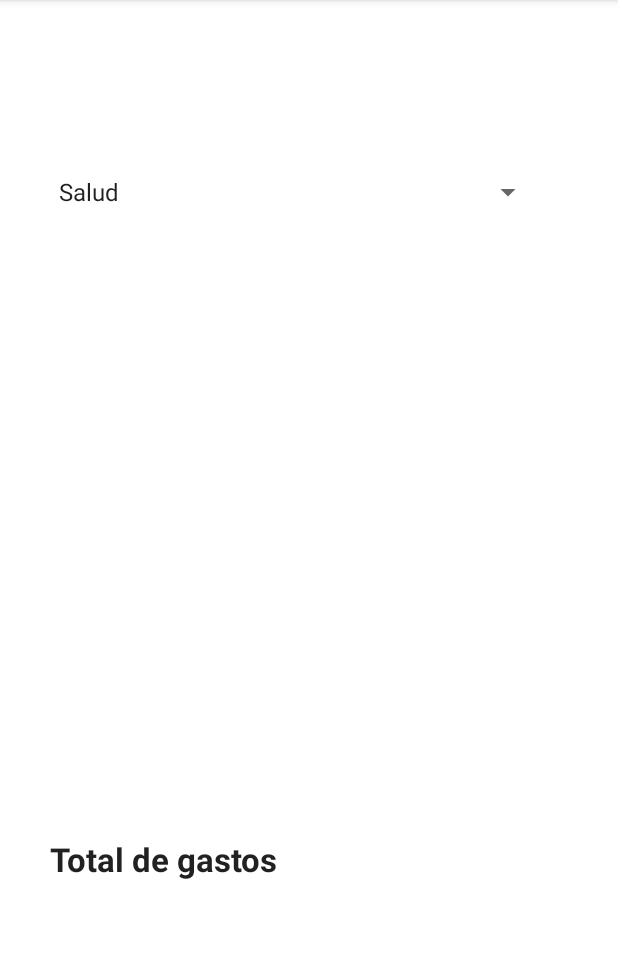
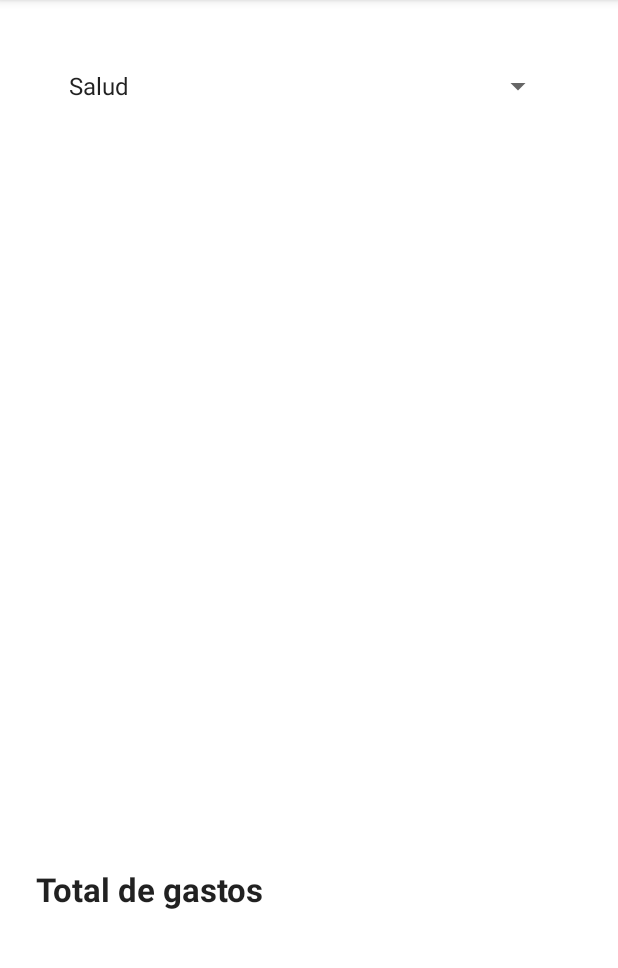
Before and after one commit to RandallMencias/AdvAppProg, an Android app: the screen it shows after launch (Consulta), after a tap on "CONSULTAR GASTOS", on a phone screen of 412 x 824 dp, the part 84-1052 px from its top. Run offline under Robolectric (Android 15) with nearby library versions, the phone set to English and light mode, and no system bars.

Commit message:
10  con las 10  nenas del Kris

```diff
--- a/Proyecto_5/app/src/main/java/com/example/proyecto_5/Elementos.java
+++ b/Proyecto_5/app/src/main/java/com/example/proyecto_5/Elementos.java
@@ -4,8 +4,8 @@ import java.util.*;
 
 public class Elementos {
 
-    private Map<String, List<Gastos>> mapaGastos;
-    private Map<String,Double> mapGastosMax;
+    private static Map<String, List<Gastos>> mapaGastos;
+    private static Map<String,Double> mapGastosMax;
     private static Elementos instancia = new Elementos();
     public static Elementos getInstance(){return instancia; }
     private Elementos() {
@@ -33,8 +33,7 @@ public class Elementos {
 
     public void agregarGasto(String fecha, double precio, String tipo){
         if (mapaGastos.containsKey(tipo)) {
-            List<Gastos> listaGastos = mapaGastos.get(tipo);
-            listaGastos.add(new Gastos(fecha, precio));
+            mapaGastos.get(tipo).add(new Gastos(fecha, precio));
         }
 
 
@@ -71,5 +70,4 @@ public class Elementos {
         return listaTipos;
     }
 
-
 }
--- a/Proyecto_5/app/src/main/java/com/example/proyecto_5/MainActivity.java
+++ b/Proyecto_5/app/src/main/java/com/example/proyecto_5/MainActivity.java
@@ -7,6 +7,7 @@ import android.content.Intent;
 import android.os.Bundle;
 import android.util.Log;
 import android.view.View;
+import android.widget.AdapterView;
 import android.widget.ArrayAdapter;
 import android.widget.Button;
 import android.widget.DatePicker;
@@ -16,13 +17,13 @@ import android.widget.Spinner;
 import java.util.Calendar;
 
 public class MainActivity extends AppCompatActivity implements View.OnClickListener {
-    private String textoprecio;
-    private Elementos elementos =Elementos.getInstance();
-    Button btnFecha,btnEliminar,btnAdd;
-    EditText txtFecha,txtprecio,temp;
+    private String textoprecio,selectedValue;
+    private Spinner spinner;
+    private Elementos elementos = Elementos.getInstance();
+    private Button btnFecha, btnEliminar, btnAdd;
+    private EditText txtFecha, txtprecio, temp;
 
     private int dia, mes, anio;
-
 
 
     @Override
@@ -30,29 +31,40 @@ public class MainActivity extends AppCompatActivity implements View.OnClickListe
         super.onCreate(savedInstanceState);
         setContentView(R.layout.activity_main);
         //llenar spinner
-        Spinner spinner =(Spinner)findViewById(R.id.tipos_de_gasto);
+        spinner = (Spinner) findViewById(R.id.tipos_de_gasto);
         ArrayAdapter<String> adapter = new ArrayAdapter<>(this, android.R.layout.simple_spinner_item, Elementos.getInstance().getTiposGastos());
         adapter.setDropDownViewResource(android.R.layout.simple_spinner_dropdown_item);
         spinner.setAdapter(adapter);
         adapter.notifyDataSetChanged();
 
 
+        //enlazar con los elementos
+        btnFecha = (Button) findViewById(R.id.btnfecha);
+        btnAdd = (Button) findViewById(R.id.btnAgregar);
+        btnEliminar = (Button) findViewById(R.id.btnRemove);
+        txtFecha = (EditText) findViewById(R.id.txtFecha);
+        txtprecio = (EditText) findViewById(R.id.editTextNumber);
 
-
-
-        //enlazar con los elementos
-        btnFecha = (Button)findViewById(R.id.btnfecha);
-        btnAdd = (Button)findViewById(R.id.btnAgregar) ;
-        btnEliminar = (Button)findViewById(R.id.btnRemove);
-        txtFecha = (EditText)findViewById(R.id.txtFecha);
-        txtprecio = (EditText)findViewById(R.id.editTextNumber);
-
-        temp = (EditText)findViewById(R.id.temptxt);
 
         //listener de botones
         btnFecha.setOnClickListener(this);
         btnEliminar.setOnClickListener(this);
         btnAdd.setOnClickListener(this);
+
+        spinner.setOnItemSelectedListener(new AdapterView.OnItemSelectedListener() {
+            @Override
+            public void onItemSelected(AdapterView<?> parent, View view, int position, long id) {
+                // This code will be executed when an item in the spinner is selected
+                selectedValue = parent.getItemAtPosition(position).toString();
+                Log.i("Aguebo", "Valor seleccionado: " + selectedValue);
+            }
+
+            @Override
+            public void onNothingSelected(AdapterView<?> parent) {
+                // This code will be executed when the spinner is initialized
+                // and nothing is selected
+            }
+        });
     }
 
     @Override
@@ -67,22 +79,19 @@ public class MainActivity extends AppCompatActivity implements View.OnClickListe
             DatePickerDialog datePickerDialog = new DatePickerDialog(this, new DatePickerDialog.OnDateSetListener() {
                 @Override
                 public void onDateSet(DatePicker view, int year, int month, int day) {
-                    txtFecha.setText(year + "/" + (month+1) + "/" + day);
+                    txtFecha.setText(year + "/" + (month + 1) + "/" + day);
                 }
-            },anio, mes, dia);
+            }, anio, mes, dia);
             datePickerDialog.show();
         } else if (view == btnAdd) {
-            elementos.agregarGasto(txtFecha.getText().toString(),Double.parseDouble(txtprecio.getText().toString()),temp.getText().toString());
-        }else if(view == btnEliminar){
-            Log.i("Aguebo","A");
+            elementos.agregarGasto(txtFecha.getText().toString(), Double.parseDouble(txtprecio.getText().toString()), selectedValue);
+        } else if (view == btnEliminar) {
+            Log.i("Aguebo", "A");
             for (String tipo : elementos.getmapGastos().keySet()) {
-                Log.i("Aguebo","tipo gasto: " + tipo);
-//                List<Gastos> gastos = elementos.getGastos().get(tipo);
-//                for(Gastos gasto : gastos);
-                /*Gastos gasto = elementos.getGastos().get(tipo);
-                Log.i("Aguebo","tipo gasto: " + tipo);
-                Log.i("Aguebo","fecha del gasto: " + gasto.getFecha());
-                Log.i("Aguebo","precio del gasto: " + gasto.getValor());*/
+                Log.i("Aguebo", "tipo gasto: " + tipo);
+                for(Gastos gasto :  elementos.getmapGastos().get(tipo)){
+                    Log.i("Adentro" , gasto.getValor() + "");
+                }
 
             }
         }
@@ -100,5 +109,4 @@ public class MainActivity extends AppCompatActivity implements View.OnClickListe
     }
 
 
-
 }
--- a/Proyecto_5/app/src/main/res/layout/activity_consulta.xml
+++ b/Proyecto_5/app/src/main/res/layout/activity_consulta.xml
@@ -8,14 +8,14 @@
 
     <LinearLayout
         android:id="@+id/linearLayout"
-        android:layout_width="345dp"
-        android:layout_height="359dp"
+        android:layout_width="343dp"
+        android:layout_height="400dp"
         android:layout_marginStart="24dp"
-        android:layout_marginTop="256dp"
+        android:layout_marginTop="124dp"
         android:layout_marginEnd="32dp"
         android:orientation="vertical"
         app:layout_constraintEnd_toEndOf="parent"
-        app:layout_constraintHorizontal_bias="0.0"
+        app:layout_constraintHorizontal_bias="0.833"
         app:layout_constraintStart_toStartOf="parent"
         app:layout_constraintTop_toTopOf="parent"></LinearLayout>
 
@@ -23,24 +23,25 @@
         android:id="@+id/textView"
         android:layout_width="227dp"
         android:layout_height="54dp"
-        android:layout_marginBottom="156dp"
+        android:layout_marginBottom="136dp"
         android:text="Total de gastos"
         android:textAlignment="viewStart"
         android:textAppearance="@style/TextAppearance.AppCompat.Large"
         android:textStyle="bold"
         app:layout_constraintBottom_toBottomOf="parent"
         app:layout_constraintEnd_toEndOf="parent"
-        app:layout_constraintHorizontal_bias="0.182"
+        app:layout_constraintHorizontal_bias="0.13"
         app:layout_constraintStart_toStartOf="parent" />
 
     <include
         layout="@layout/tipos_de_gasto"
         android:layout_width="331dp"
         android:layout_height="56dp"
-        android:layout_marginTop="100dp"
+        app:layout_constraintBottom_toBottomOf="parent"
         app:layout_constraintEnd_toEndOf="parent"
-        app:layout_constraintHorizontal_bias="0.387"
+        app:layout_constraintHorizontal_bias="0.475"
         app:layout_constraintStart_toStartOf="parent"
-        app:layout_constraintTop_toTopOf="parent" />
+        app:layout_constraintTop_toTopOf="parent"
+        app:layout_constraintVertical_bias="0.041" />
 
 </androidx.constraintlayout.widget.ConstraintLayout>
```
Also changed, not shown: Proyecto_5/app/src/main/java/com/example/proyecto_5/Ajustes.java (+17 -0 lines), Proyecto_5/app/src/main/res/layout/activity_ajustes.xml (+17 -4 lines), Proyecto_5/app/src/main/res/layout/activity_main.xml (+2 -15 lines).
